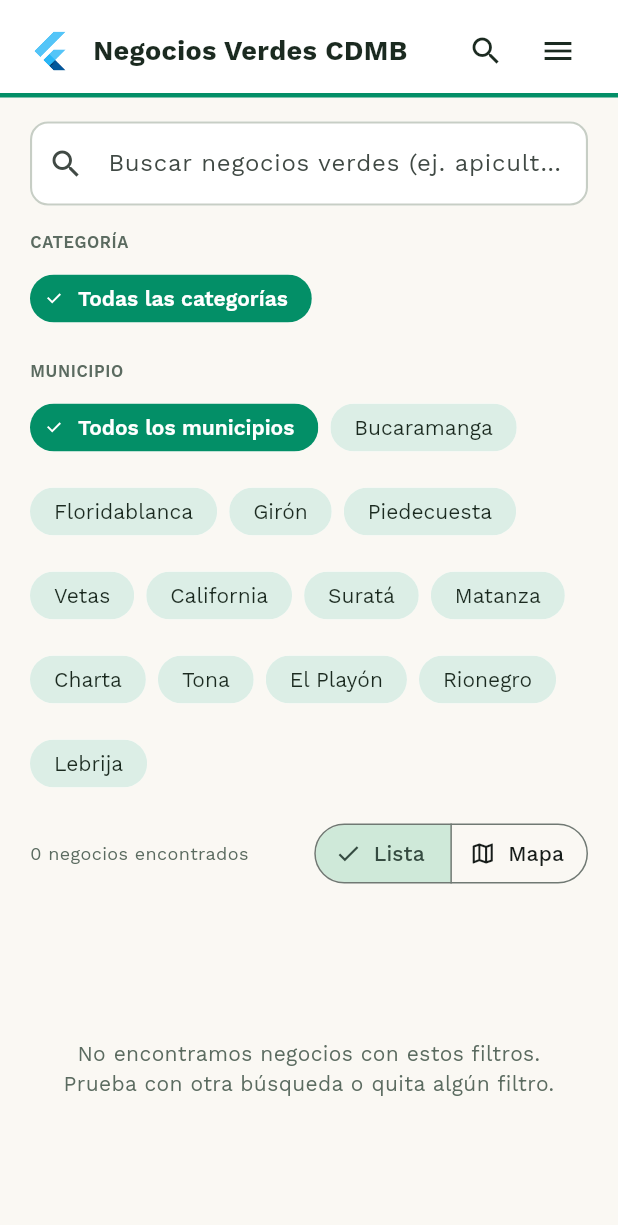
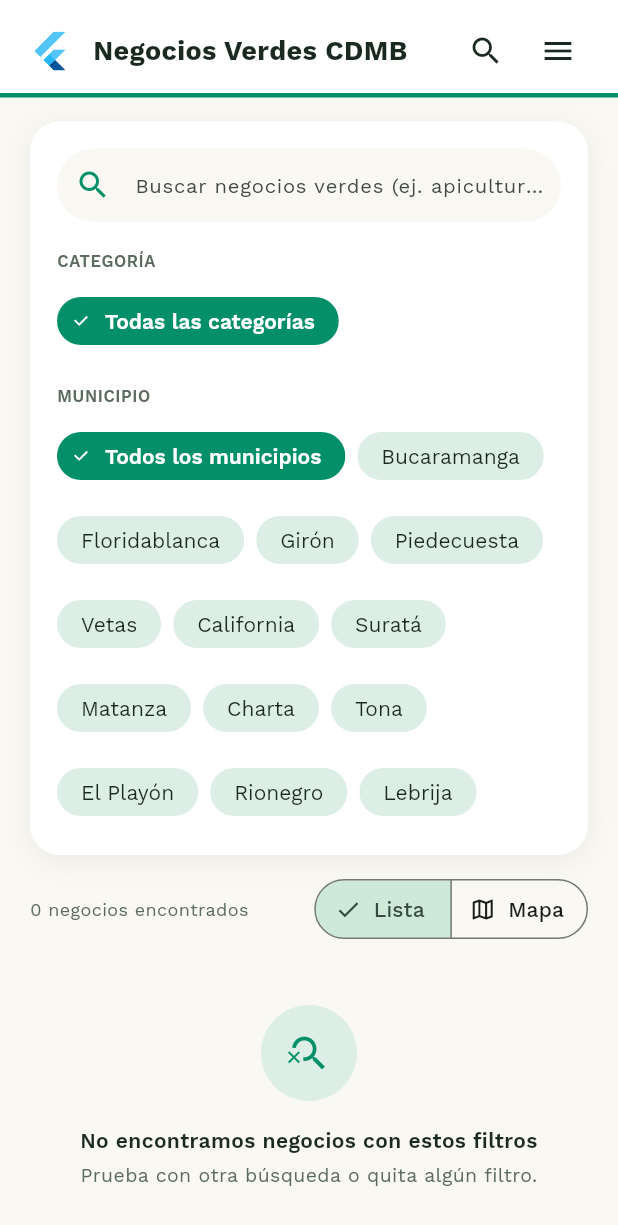
Before and after one commit to cdmbdesarrollo/negocios_verdes, a Flutter app: the screen it shows after launch, scrolled down 576 dp, after a tap on the "search" icon, on a phone screen of 412 x 824 dp. Shown: the top 1225 px of the screen. Run offline on Flutter 3.47's test engine with Material 3 defaults, Android fonts, the phone set to English and light mode, and no system bars; our stand-ins replace cached_network_image, flutter_map, go_router, google_fonts, image_picker, latlong2 and 2 more; missing offline and left inert: flutter_map_marker_cluster; accounts and stored records are empty; statements that could not run were skipped.

Commit message:
Moderniza la pagina de Buscar con el mismo lenguaje visual del inicio
Hasta ahora toda la modernizacion se habia quedado en el inicio; el
buscador seguia con el estilo de formulario plano original.

- FiltrosBar: se envuelve en una tarjeta blanca con sombra en vez de
  flotar directo sobre el fondo de la pagina; el campo de busqueda
  pasa a pildora redondeada rellena, igual que el buscador del inicio.
- ResultadosLista: cada tarjeta usa HoverLift (se levanta al pasar el
  mouse), y el estado "sin resultados" pasa de un parrafo suelto a un
  icono en circulo + mensaje en dos niveles.

```diff
--- a/lib/pages/buscar/widgets/filtros_bar.dart
+++ b/lib/pages/buscar/widgets/filtros_bar.dart
@@ -71,14 +71,31 @@ class _FiltrosBarState extends State<FiltrosBar> {
   Widget build(BuildContext context) {
     final subcategoriasDisponibles = _subcategoriasDeCategoriaActual;
 
-    return Column(
+    return Container(
+      width: double.infinity,
+      padding: const EdgeInsets.all(18),
+      decoration: BoxDecoration(
+        color: NVColors.superficie,
+        borderRadius: BorderRadius.circular(20),
+        boxShadow: [
+          BoxShadow(
+            color: Colors.black.withValues(alpha: 0.06),
+            blurRadius: 16,
+            offset: const Offset(0, 4),
+          ),
+        ],
+      ),
+      child: Column(
         crossAxisAlignment: CrossAxisAlignment.start,
         children: [
           TextField(
             controller: _busquedaCtrl,
+            style: const TextStyle(fontSize: 14),
             decoration: InputDecoration(
-            hintText: 'Buscar negocios verdes (ej. apicultura, ecoturismo...)',
-            prefixIcon: const Icon(Icons.search),
+              hintText:
+                  'Buscar negocios verdes (ej. apicultura, ecoturismo...)',
+              hintStyle: const TextStyle(fontSize: 13.5),
+              prefixIcon: const Icon(Icons.search, color: NVColors.primary),
               suffixIcon: widget.filtro.query.isNotEmpty
                   ? IconButton(
                       icon: const Icon(Icons.close),
@@ -88,12 +105,27 @@ class _FiltrosBarState extends State<FiltrosBar> {
                       },
                     )
                   : null,
+              filled: true,
+              fillColor: NVColors.fondo,
+              contentPadding: const EdgeInsets.symmetric(vertical: 14),
+              border: OutlineInputBorder(
+                borderRadius: BorderRadius.circular(26),
+                borderSide: BorderSide.none,
+              ),
+              enabledBorder: OutlineInputBorder(
+                borderRadius: BorderRadius.circular(26),
+                borderSide: BorderSide.none,
+              ),
+              focusedBorder: OutlineInputBorder(
+                borderRadius: BorderRadius.circular(26),
+                borderSide: const BorderSide(color: NVColors.primary, width: 1.5),
+              ),
             ),
             onChanged: (v) => widget.onCambio(widget.filtro.copyWith(query: v)),
           ),
-        const SizedBox(height: 16),
+          const SizedBox(height: 18),
           _etiquetaFiltro('Categoría'),
-        const SizedBox(height: 6),
+          const SizedBox(height: 8),
           Wrap(
             spacing: 8,
             runSpacing: 8,
@@ -119,9 +151,9 @@ class _FiltrosBarState extends State<FiltrosBar> {
             ],
           ),
           if (subcategoriasDisponibles.isNotEmpty) ...[
-          const SizedBox(height: 16),
+            const SizedBox(height: 18),
             _etiquetaFiltro('Subcategoría — dentro de la categoría elegida'),
-          const SizedBox(height: 6),
+            const SizedBox(height: 8),
             Wrap(
               spacing: 8,
               runSpacing: 8,
@@ -145,9 +177,9 @@ class _FiltrosBarState extends State<FiltrosBar> {
               ],
             ),
           ],
-        const SizedBox(height: 16),
+          const SizedBox(height: 18),
           _etiquetaFiltro('Municipio'),
-        const SizedBox(height: 6),
+          const SizedBox(height: 8),
           Wrap(
             spacing: 8,
             runSpacing: 8,
@@ -168,6 +200,7 @@ class _FiltrosBarState extends State<FiltrosBar> {
             ],
           ),
         ],
+      ),
     );
   }
 
--- a/lib/pages/buscar/widgets/resultados_lista.dart
+++ b/lib/pages/buscar/widgets/resultados_lista.dart
@@ -1,5 +1,6 @@
 import 'package:flutter/material.dart';
 
+import '../../../core/widgets/hover_lift.dart';
 import '../../../models/negocio.dart';
 import '../../../theme/nv_colors.dart';
 import 'negocio_card.dart';
@@ -21,14 +22,36 @@ class ResultadosLista extends StatelessWidget {
   @override
   Widget build(BuildContext context) {
     if (negocios.isEmpty) {
-      return const Center(
+      return Center(
         child: Padding(
-          padding: EdgeInsets.all(32),
-          child: Text(
-            'No encontramos negocios con estos filtros. Prueba con otra '
-            'búsqueda o quita algún filtro.',
+          padding: const EdgeInsets.all(32),
+          child: Column(
+            mainAxisSize: MainAxisSize.min,
+            children: [
+              Container(
+                width: 64,
+                height: 64,
+                decoration: const BoxDecoration(
+                  color: NVColors.primaryLight,
+                  shape: BoxShape.circle,
+                ),
+                alignment: Alignment.center,
+                child: const Icon(Icons.search_off,
+                    color: NVColors.primary, size: 30),
+              ),
+              const SizedBox(height: 16),
+              const Text(
+                'No encontramos negocios con estos filtros',
                 textAlign: TextAlign.center,
-            style: TextStyle(color: NVColors.textoSecundario),
+                style: TextStyle(fontWeight: FontWeight.w600),
+              ),
+              const SizedBox(height: 4),
+              const Text(
+                'Prueba con otra búsqueda o quita algún filtro.',
+                textAlign: TextAlign.center,
+                style: TextStyle(color: NVColors.textoSecundario, fontSize: 13),
+              ),
+            ],
           ),
         ),
       );
@@ -43,12 +66,14 @@ class ResultadosLista extends StatelessWidget {
         final clave = clavesPorNegocio.putIfAbsent(negocio.id, () => GlobalKey());
         return KeyedSubtree(
           key: clave,
+          child: HoverLift(
             child: NegocioCard(
               negocio: negocio,
               seleccionado: negocio.id == negocioSeleccionadoId,
               onVerEnMapa:
                   onVerEnMapa != null ? () => onVerEnMapa!(negocio) : null,
             ),
+          ),
         );
       },
     );
```
Lines whose indentation alone changed are shown as unchanged.
